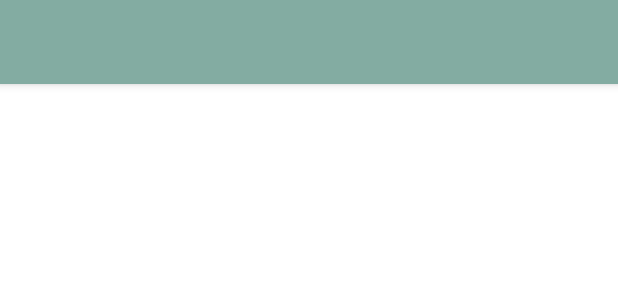
After one commit to sherrygao821/EasyTeamUp, an Android app: the layout activity_change_profile.xml on its own in the app's theme, with its tools: preview values and no code run, on a phone screen of 412 x 824 dp. The commit adds this screen. Shown: the top 300 px of the screen. Run offline under Robolectric (Android 15) with nearby library versions, the phone set to English and light mode, and no system bars.

Commit message:
create change profile page

```diff
--- a/app/build.gradle
+++ b/app/build.gradle
@@ -25,6 +25,9 @@ android {
         sourceCompatibility JavaVersion.VERSION_1_8
         targetCompatibility JavaVersion.VERSION_1_8
     }
+    buildFeatures {
+        viewBinding true
+    }
 }
 
 dependencies {
--- /dev/null
+++ b/app/src/main/res/layout/activity_change_profile.xml
@@ -0,0 +1,23 @@
+<?xml version="1.0" encoding="utf-8"?>
+<androidx.coordinatorlayout.widget.CoordinatorLayout xmlns:android="http://schemas.android.com/apk/res/android"
+    xmlns:app="http://schemas.android.com/apk/res-auto"
+    xmlns:tools="http://schemas.android.com/tools"
+    android:layout_width="match_parent"
+    android:layout_height="match_parent"
+    tools:context=".ChangeProfile">
+
+    <com.google.android.material.appbar.AppBarLayout
+        android:layout_width="match_parent"
+        android:layout_height="wrap_content"
+        android:theme="@style/Theme.EasyTeamUp.AppBarOverlay">
+
+        <androidx.appcompat.widget.Toolbar
+            android:id="@+id/toolbar"
+            android:layout_width="match_parent"
+            android:layout_height="?attr/actionBarSize"
+            android:background="?attr/colorPrimary"
+            app:popupTheme="@style/Theme.EasyTeamUp.PopupOverlay" />
+
+    </com.google.android.material.appbar.AppBarLayout>
+
+</androidx.coordinatorlayout.widget.CoordinatorLayout>
--- /dev/null
+++ b/app/src/main/res/values-land/dimens.xml
@@ -0,0 +1,3 @@
+<resources>
+    <dimen name="fab_margin">48dp</dimen>
+</resources>
--- /dev/null
+++ b/app/src/main/res/values-w1240dp/dimens.xml
@@ -0,0 +1,3 @@
+<resources>
+    <dimen name="fab_margin">200dp</dimen>
+</resources>
--- /dev/null
+++ b/app/src/main/res/values-w600dp/dimens.xml
@@ -0,0 +1,3 @@
+<resources>
+    <dimen name="fab_margin">48dp</dimen>
+</resources>
--- /dev/null
+++ b/app/src/main/res/values/dimens.xml
@@ -0,0 +1,3 @@
+<resources>
+    <dimen name="fab_margin">16dp</dimen>
+</resources>
--- a/app/src/main/res/values/themes.xml
+++ b/app/src/main/res/values/themes.xml
@@ -13,4 +13,13 @@
         <item name="android:statusBarColor" tools:targetApi="l">?attr/colorPrimaryVariant</item>
         <!-- Customize your theme here. -->
     </style>
+
+    <style name="Theme.EasyTeamUp.NoActionBar">
+        <item name="windowActionBar">false</item>
+        <item name="windowNoTitle">true</item>
+    </style>
+
+    <style name="Theme.EasyTeamUp.AppBarOverlay" parent="ThemeOverlay.AppCompat.Dark.ActionBar" />
+
+    <style name="Theme.EasyTeamUp.PopupOverlay" parent="ThemeOverlay.AppCompat.Light" />
 </resources>
```
Also changed, not shown: app/src/main/AndroidManifest.xml (+9 -1 lines), app/src/main/java/com/example/easyteamup/ChangeProfile.java (added, +35 -0 lines), app/src/main/java/com/example/easyteamup/ui/Profile.java (+16 -5 lines), app/src/main/res/layout/fragment_profile.xml (+6 -4 lines), app/src/main/res/navigation/nav_graph.xml (added, +28 -0 lines), app/src/main/res/values/strings.xml (+9 -0 lines).
